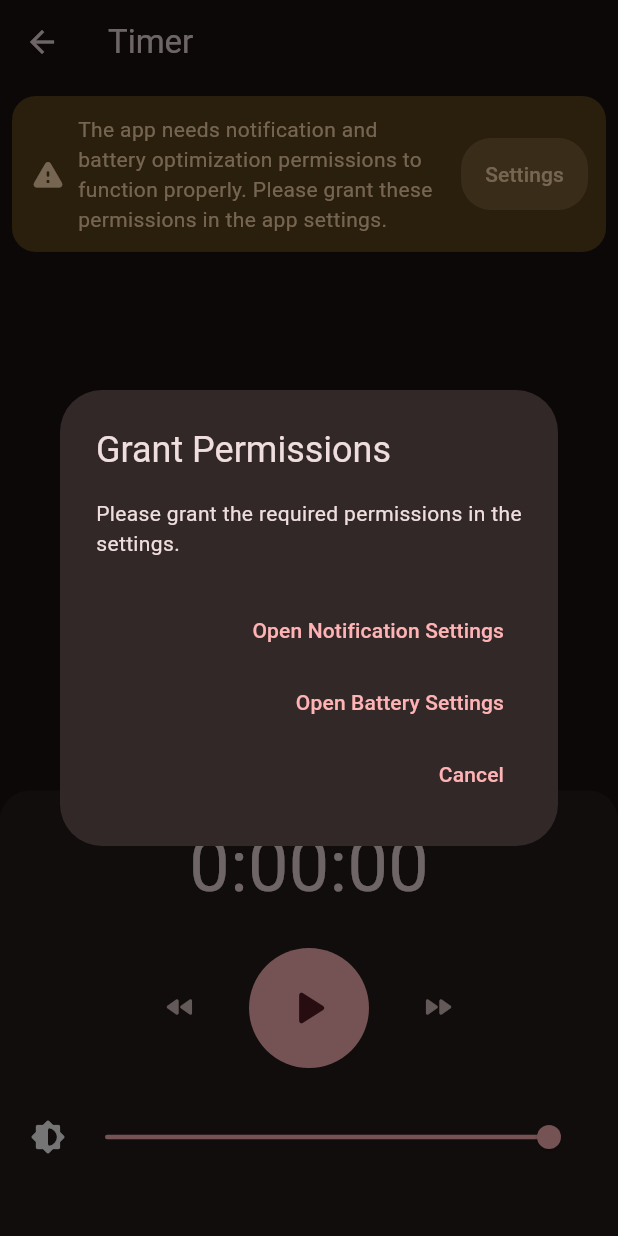
After one commit to JarneClaesen/OperaTimer, a Flutter app: the TimerScreen screen opened directly, after a tap on "Settings", on a phone screen of 412 x 824 dp. The commit adds this screen. Run offline on Flutter 3.47's test engine with Material 3 defaults, Android fonts, the phone set to English and light mode, and no system bars; our stand-ins replace file_picker, flutter_bluetooth_serial, flutter_local_notifications, hive, hive_flutter, numberpicker and 4 more; missing offline and left inert: android_intent, app_settings, flutter_foreground_task, sound_mode, volume_control; accounts and stored records are empty.

Commit message:
Implement permissions checks

```diff
--- a/lib/screens/timer_screen.dart
+++ b/lib/screens/timer_screen.dart
@@ -1,14 +1,26 @@
+import 'dart:io' show Platform;
+
+import 'package:android_intent/android_intent.dart';
+import 'package:app_settings/app_settings.dart';
 import 'package:flutter/material.dart';
+import 'package:flutter_foreground_task/flutter_foreground_task.dart';
+import 'package:permission_handler/permission_handler.dart';
 import 'package:provider/provider.dart';
 import 'package:sound_mode/utils/ringer_mode_statuses.dart';
+import 'package:url_launcher/url_launcher.dart';
 import '../providers/timer_provider.dart';
 import '../providers/brightness_provider.dart';
+import '../services/foreground_timer_service.dart';
+import '../services/permission_service.dart';
 import '../widgets/glowing_borders.dart';
+import '../widgets/timer_screen/settings_dialog.dart';
 import '../widgets/timer_screen/timeline_item.dart';
 import '../widgets/timer_screen/timer_controls.dart';
 import '../widgets/timer_screen/brightness_slider.dart';
 import '../widgets/timer_screen/warning_message.dart';
 import '../services/device_check_service.dart';
+import 'package:package_info_plus/package_info_plus.dart';
+
 
 class TimerScreen extends StatefulWidget {
   @override
@@ -17,9 +29,13 @@ class TimerScreen extends StatefulWidget {
 
 class _TimerScreenState extends State<TimerScreen> {
   final DeviceCheckService _deviceCheckService = DeviceCheckService();
+  final PermissionService _permissionService = PermissionService();
   bool _isNormalMode = false;
   bool _isSpeakerVolumeOn = false;
   bool _isBluetoothConnected = false;
+  bool _hasNotificationPermission = false;
+  bool _hasBatteryOptimizationPermission = false;
+
 
   @override
   void initState() {
@@ -41,11 +57,27 @@ class _TimerScreenState extends State<TimerScreen> {
     final speakerVolume = await _deviceCheckService.checkSpeakerVolume();
     final bluetoothConnection = await _deviceCheckService.checkBluetoothConnection();
 
+    // Check and request permissions
+    await _permissionService.requestPermissions();
+
+    // Check permission statuses after requesting
+    final notificationPermission = await Permission.notification.status.isGranted;
+    final batteryOptimizationPermission = await FlutterForegroundTask.isIgnoringBatteryOptimizations;
+
     setState(() {
       _isNormalMode = soundMode == RingerModeStatus.normal;
       _isSpeakerVolumeOn = speakerVolume > 0;
       _isBluetoothConnected = bluetoothConnection;
+      _hasNotificationPermission = notificationPermission;
+      _hasBatteryOptimizationPermission = batteryOptimizationPermission;
     });
+  }
+
+  void _showSettingsDialog(BuildContext context) {
+    showDialog(
+      context: context,
+      builder: (BuildContext context) => SettingsDialog(),
+    );
   }
 
   @override
@@ -66,12 +98,20 @@ class _TimerScreenState extends State<TimerScreen> {
                     if (_isNormalMode)
                       WarningMessage(
                         message: "Your device is not in silent or vibrate mode. You may disturb the performance.",
+                        buttonMessage: "Check Again",
                         onCheckAgain: () => _checkDeviceStatus(),
                       ),
                     if (_isSpeakerVolumeOn && !_isBluetoothConnected)
                       WarningMessage(
                         message: "Speaker volume is on. Please turn it off or connect headphones.",
+                        buttonMessage: "Check Again",
                         onCheckAgain: () => _checkDeviceStatus(),
+                      ),
+                    if (!_hasNotificationPermission || !_hasBatteryOptimizationPermission)
+                      WarningMessage(
+                        message: "The app needs notification and battery optimization permissions to function properly. Please grant these permissions in the app settings.",
+                        buttonMessage: "Settings",
+                        onCheckAgain: () => _showSettingsDialog(context),
                       ),
                     Expanded(
                       child: ListView.builder(
@@ -108,4 +148,5 @@ class _TimerScreenState extends State<TimerScreen> {
       ),
     );
   }
+
 }
--- a/lib/services/device_check_service.dart
+++ b/lib/services/device_check_service.dart
@@ -2,6 +2,8 @@ import 'package:flutter_bluetooth_serial/flutter_bluetooth_serial.dart';
 import 'package:sound_mode/sound_mode.dart';
 import 'package:sound_mode/utils/ringer_mode_statuses.dart';
 import 'package:volume_control/volume_control.dart';
+import 'package:permission_handler/permission_handler.dart';
+
 
 class DeviceCheckService {
   Future<RingerModeStatus> checkSoundMode() async {
@@ -24,6 +26,12 @@ class DeviceCheckService {
 
   Future<bool> checkBluetoothConnection() async {
     try {
+      bool hasPermission = await requestBluetoothPermission();
+      if (!hasPermission) {
+        print("Bluetooth permission not granted");
+        return false;
+      }
+
       FlutterBluetoothSerial bluetooth = FlutterBluetoothSerial.instance;
       List<BluetoothDevice> devices = await bluetooth.getBondedDevices();
       return devices.any((device) => device.isConnected);
@@ -32,4 +40,25 @@ class DeviceCheckService {
       return false;
     }
   }
+
+
+  Future<bool> requestBluetoothPermission() async {
+    var status = await Permission.bluetooth.status;
+    if (status.isDenied) {
+      // We didn't ask for permission yet or the permission has been denied before but not permanently.
+      status = await Permission.bluetooth.request();
+    }
+
+    // For Android 12 and above, you also need to request BLUETOOTH_CONNECT permission
+    if (status.isGranted) {
+      var connectStatus = await Permission.bluetoothConnect.status;
+      if (connectStatus.isDenied) {
+        connectStatus = await Permission.bluetoothConnect.request();
+      }
+      return connectStatus.isGranted;
+    }
+
+    return status.isGranted;
+  }
+
 }
--- /dev/null
+++ b/lib/services/permission_service.dart
@@ -0,0 +1,35 @@
+import 'dart:io' show Platform;
+import 'package:flutter_foreground_task/flutter_foreground_task.dart';
+import 'package:permission_handler/permission_handler.dart';
+import 'package:app_settings/app_settings.dart';
+
+class PermissionService {
+  Future<void> requestPermissions() async {
+    // Request notification permission
+    if (await Permission.notification.status.isDenied) {
+      await FlutterForegroundTask.requestNotificationPermission();
+    }
+
+    // Request ignore battery optimization
+    if (!(await FlutterForegroundTask.isIgnoringBatteryOptimizations)) {
+      await FlutterForegroundTask.requestIgnoreBatteryOptimization();
+    }
+  }
+
+  Future<void> openNotificationSettings() async {
+    await AppSettings.openAppSettings(type: AppSettingsType.notification);
+  }
+
+  Future<void> openBatteryOptimizationSettings() async {
+    if (Platform.isAndroid) {
+      try {
+        await AppSettings.openAppSettings(type: AppSettingsType.batteryOptimization);
+      } catch (e) {
+        print("Error opening battery settings: $e");
+        throw Exception('Unable to open battery settings');
+      }
+    } else {
+      throw Exception('Battery optimization settings are only available on Android devices');
+    }
+  }
+}
--- /dev/null
+++ b/lib/widgets/timer_screen/settings_dialog.dart
@@ -0,0 +1,73 @@
+import 'package:flutter/material.dart';
+import 'dart:io' show Platform;
+import '../../services/permission_service.dart';
+class SettingsDialog extends StatelessWidget {
+  final PermissionService permissionService = PermissionService();
+
+  @override
+  Widget build(BuildContext context) {
+    return AlertDialog(
+      title: Text('Grant Permissions'),
+      content: Text('Please grant the required permissions in the settings.'),
+      actions: <Widget>[
+        TextButton(
+          child: Text('Open Notification Settings'),
+          onPressed: () {
+            Navigator.of(context).pop();
+            permissionService.openNotificationSettings();
+          },
+        ),
+        if (Platform.isAndroid)
+          TextButton(
+            child: Text('Open Battery Settings'),
+            onPressed: () {
+              Navigator.of(context).pop();
+              _openBatteryOptimizationSettings(context);
+            },
+          ),
+        TextButton(
+          child: Text('Cancel'),
+          onPressed: () {
+            Navigator.of(context).pop();
+          },
+        ),
+      ],
+    );
+  }
+
+  void _openBatteryOptimizationSettings(BuildContext context) async {
+    try {
+      await permissionService.openBatteryOptimizationSettings();
+
+      // Show a dialog to guide the user after a short delay
+      await Future.delayed(Duration(seconds: 1));
+      if (context.mounted) {
+        showDialog(
+          context: context,
+          builder: (BuildContext context) {
+            return AlertDialog(
+              title: Text('Battery Optimization'),
+              content: Text('Please find and disable "Pause app activity if unused" or any similar battery optimization setting for this app.'),
+              actions: <Widget>[
+                TextButton(
+                  child: Text('OK'),
+                  onPressed: () {
+                    Navigator.of(context).pop();
+                  },
+                ),
+              ],
+            );
+          },
+        );
+      }
+    } catch (e) {
+      // If it fails, show an error message
+      ScaffoldMessenger.of(context).showSnackBar(
+        SnackBar(
+          content: Text('Unable to open battery settings. Please open app settings manually and disable battery optimization.'),
+          duration: Duration(seconds: 5),
+        ),
+      );
+    }
+  }
+}
--- a/lib/widgets/timer_screen/warning_message.dart
+++ b/lib/widgets/timer_screen/warning_message.dart
@@ -2,12 +2,15 @@ import 'package:flutter/material.dart';
 
 class WarningMessage extends StatelessWidget {
   final String message;
+  final String buttonMessage;
   final VoidCallback onCheckAgain;
 
   const WarningMessage({
     Key? key,
     required this.message,
+    required this.buttonMessage,
     required this.onCheckAgain,
+
   }) : super(key: key);
 
   @override
@@ -44,11 +47,11 @@ class WarningMessage extends StatelessWidget {
                       borderRadius: BorderRadius.circular(20),
                     ),
                   ),
+                  onPressed: onCheckAgain,
                   child: Text(
-                    'Check Again',
+                    buttonMessage,
                     style: TextStyle(color: Theme.of(context).colorScheme.onTertiaryContainer),
                   ),
-                  onPressed: onCheckAgain,
                 ),
               ),
             ],
--- a/pubspec.yaml
+++ b/pubspec.yaml
@@ -50,6 +50,11 @@ dependencies:
   intl: ^0.19.0
   volume_control: ^0.1.5
   flutter_bluetooth_serial: ^0.4.0
+  permission_handler: ^11.3.1
+  package_info_plus: ^8.0.2
+  android_intent: ^2.0.2
+  url_launcher: ^6.3.0
+  app_settings: ^5.1.1
 
 dev_dependencies:
   flutter_test:
```
Also changed, not shown: pubspec.lock, 6 other files.
